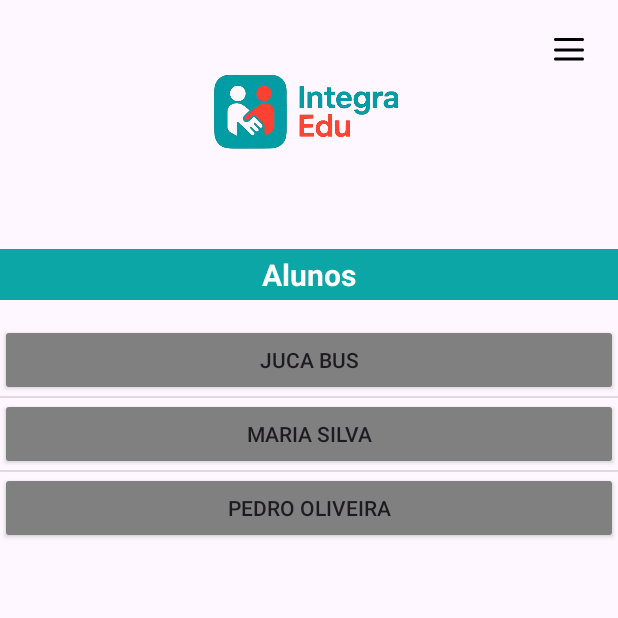
After one commit to YuriBrag/IntegraEdu, an Android app: the AlunosActivity screen opened directly, with no data from a screen before it, on a phone screen of 412 x 824 dp, the top half of it. The commit adds this screen. Run offline under Robolectric (Android 15) with nearby library versions, the phone set to English and light mode, and no system bars.

Commit message:
Create Alunos screen and Alunos Class

```diff
--- a/app/src/main/AndroidManifest.xml
+++ b/app/src/main/AndroidManifest.xml
@@ -12,6 +12,9 @@
         android:supportsRtl="true"
         android:theme="@style/Theme.IntegraEdu"
         tools:targetApi="31">
+        <activity
+            android:name=".AlunosActivity"
+            android:exported="false" />
         <activity
             android:name=".HomeActivity"
             android:exported="false" />
--- /dev/null
+++ b/app/src/main/java/yuri/bragine/integraedu/Aluno.java
@@ -0,0 +1,29 @@
+package yuri.bragine.integraedu;
+
+public class Aluno {
+    private String nome;
+    private String sobrenome;
+    private double nota;
+    private int frequencia;
+    private String satisfacao;
+    private int lancamentosVencidos;
+    private String situacaoMatricula;
+
+    public Aluno(String nome, String sobrenome, double nota, int frequencia, String satisfacao, int lancamentosVencidos, String situacaoMatricula) {
+        this.nome = nome;
+        this.sobrenome = sobrenome;
+        this.nota = nota;
+        this.frequencia = frequencia;
+        this.satisfacao = satisfacao;
+        this.lancamentosVencidos = lancamentosVencidos;
+        this.situacaoMatricula = situacaoMatricula;
+    }
+
+    public String getNome() { return nome; }
+    public String getSobrenome() { return sobrenome; }
+    public double getNota() { return nota; }
+    public int getFrequencia() { return frequencia; }
+    public String getSatisfacao() { return satisfacao; }
+    public int getLancamentosVencidos() { return lancamentosVencidos; }
+    public String getSituacaoMatricula() { return situacaoMatricula; }
+}
--- /dev/null
+++ b/app/src/main/java/yuri/bragine/integraedu/AlunosActivity.java
@@ -0,0 +1,67 @@
+package yuri.bragine.integraedu;
+
+import android.content.res.ColorStateList;
+import android.graphics.Color;
+import android.os.Bundle;
+import android.view.View;
+import android.widget.Button;
+import android.widget.ImageButton;
+import android.widget.LinearLayout;
+
+import androidx.appcompat.app.AppCompatActivity;
+
+import java.util.Arrays;
+import java.util.List;
+
+public class AlunosActivity extends AppCompatActivity {
+
+    List<Aluno> alunosList = Arrays.asList(
+            new Aluno("Juca", "Bus", 9.5, 87, "Alta", 2, "Ativo"),
+            new Aluno("Maria", "Silva", 8.7, 92, "Média", 0, "Ativo"),
+            new Aluno("Pedro", "Oliveira", 6.3, 75, "Baixa", 3, "Trancado")
+    );
+
+    @Override
+    protected void onCreate(Bundle savedInstanceState) {
+        super.onCreate(savedInstanceState);
+        setContentView(R.layout.activity_alunos);
+
+        LinearLayout alunosContainer = findViewById(R.id.alunosContainer);
+
+        for (Aluno aluno : alunosList) {
+            Button btn = new Button(this);
+            btn.setText(aluno.getNome() + " " + aluno.getSobrenome());
+            btn.setBackgroundTintList(ColorStateList.valueOf(Color.parseColor("#808080")));
+
+            final boolean[] expanded = {false};
+
+            btn.setOnClickListener(v -> {
+                if (!expanded[0]) {
+                    String detalhes = aluno.getNome() + " " + aluno.getSobrenome() + "\n"
+                            + "Nota geral: " + aluno.getNota() + "\n"
+                            + "Frequência: " + aluno.getFrequencia() + "%\n"
+                            + "Satisfação: " + aluno.getSatisfacao() + "\n"
+                            + "Lançamentos vencidos: " + aluno.getLancamentosVencidos() + "\n"
+                            + "Situação da matrícula: " + aluno.getSituacaoMatricula();
+                    btn.setText(detalhes);
+                    expanded[0] = true;
+                } else {
+                    btn.setText(aluno.getNome() + " " + aluno.getSobrenome());
+                    expanded[0] = false;
+                }
+            });
+
+            alunosContainer.addView(btn);
+        }
+        LinearLayout menuLateral = findViewById(R.id.menuLateral);
+        ImageButton btnMenu = findViewById(R.id.btnMenu);
+
+        btnMenu.setOnClickListener(v -> {
+            if (menuLateral.getVisibility() == View.GONE) {
+                menuLateral.setVisibility(View.VISIBLE);
+            } else {
+                menuLateral.setVisibility(View.GONE);
+            }
+        });
+    }
+}
--- a/app/src/main/java/yuri/bragine/integraedu/HomeActivity.java
+++ b/app/src/main/java/yuri/bragine/integraedu/HomeActivity.java
@@ -1,9 +1,12 @@
 package yuri.bragine.integraedu;
 
+import android.content.Intent;
 import android.os.Bundle;
 
 import androidx.activity.EdgeToEdge;
 import androidx.appcompat.app.AppCompatActivity;
+
+import android.widget.Button;
 import android.widget.ImageButton;
 import android.widget.LinearLayout;
 import android.view.View;
@@ -29,6 +32,13 @@ public class HomeActivity extends AppCompatActivity {
                 menuLateral.setVisibility(View.GONE);
             }
         });
-
+        Button btnAlunos = findViewById(R.id.btnAlunos);
+        btnAlunos.setOnClickListener(new View.OnClickListener() {
+            @Override
+            public void onClick(View v) {
+                Intent intent = new Intent(HomeActivity.this, AlunosActivity.class);
+                startActivity(intent);
+            }
+        });
     }
 }
--- /dev/null
+++ b/app/src/main/res/layout/activity_alunos.xml
@@ -0,0 +1,91 @@
+<?xml version="1.0" encoding="utf-8"?>
+<androidx.constraintlayout.widget.ConstraintLayout
+    xmlns:android="http://schemas.android.com/apk/res/android"
+    xmlns:tools="http://schemas.android.com/tools"
+    xmlns:app="http://schemas.android.com/apk/res-auto"
+    android:id="@+id/main"
+    android:layout_width="match_parent"
+    android:layout_height="match_parent"
+    tools:context=".AlunosActivity">
+
+    <ImageButton
+        android:id="@+id/btnMenu"
+        android:layout_width="50dp"
+        android:layout_height="50dp"
+        android:layout_margin="8dp"
+        android:contentDescription="Abrir menu"
+        android:background="@null"
+        android:src="@drawable/ic_menu"
+        app:tint="@android:color/black"
+        app:layout_constraintTop_toTopOf="parent"
+        app:layout_constraintEnd_toEndOf="parent"/>
+
+    <LinearLayout
+        android:layout_width="match_parent"
+        android:layout_height="match_parent"
+        android:orientation="vertical" >
+
+
+        <ImageView
+            android:id="@+id/imagemLogo"
+            android:layout_width="match_parent"
+            android:layout_height="150dp"
+            android:src="@drawable/logointegraedu"
+            android:contentDescription="Logo do aplicativo"
+            android:layout_gravity="center_horizontal"
+            android:layout_marginBottom="16dp"/>
+
+        <TextView
+            android:id="@+id/txtDivider"
+            android:layout_width="match_parent"
+            android:layout_height="wrap_content"
+            android:text="@string/alunos"
+            android:textColor="#FFF"
+            android:textAlignment="center"
+            android:padding="3dp"
+            android:background="#0DA6A6"
+            android:textSize="20sp"
+            android:textStyle="bold"
+            android:layout_marginBottom="16dp"/>
+
+        <LinearLayout
+            android:id="@+id/alunosContainer"
+            android:layout_width="match_parent"
+            android:layout_height="wrap_content"
+            android:orientation="vertical"
+            android:divider="?android:attr/dividerHorizontal"
+            android:showDividers="middle"/>
+
+    </LinearLayout>
+
+    <LinearLayout
+        android:id="@+id/menuLateral"
+        android:layout_width="0dp"
+        android:layout_height="match_parent"
+        android:orientation="vertical"
+        android:background="#DDDDDD"
+        android:visibility="gone"
+        android:elevation="8dp"
+        app:layout_constraintTop_toTopOf="parent"
+        app:layout_constraintBottom_toBottomOf="parent"
+        app:layout_constraintStart_toStartOf="parent"
+        app:layout_constraintWidth_percent="0.5">
+
+        <Button
+            android:layout_width="match_parent"
+            android:layout_height="wrap_content"
+            android:text="@string/editarPerfil"
+            android:padding="16dp"
+            android:backgroundTint="#808080"
+            app:cornerRadius="0dp"/>
+
+        <Button
+            android:layout_width="match_parent"
+            android:layout_height="wrap_content"
+            android:text="@string/sair"
+            android:padding="16dp"
+            android:backgroundTint="#808080"
+            app:cornerRadius="0dp"/>
+    </LinearLayout>
+
+</androidx.constraintlayout.widget.ConstraintLayout>
```
